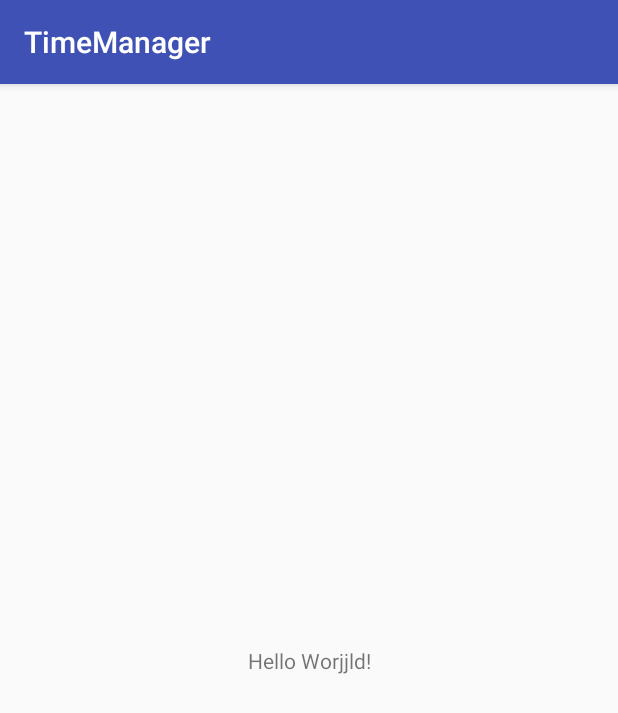
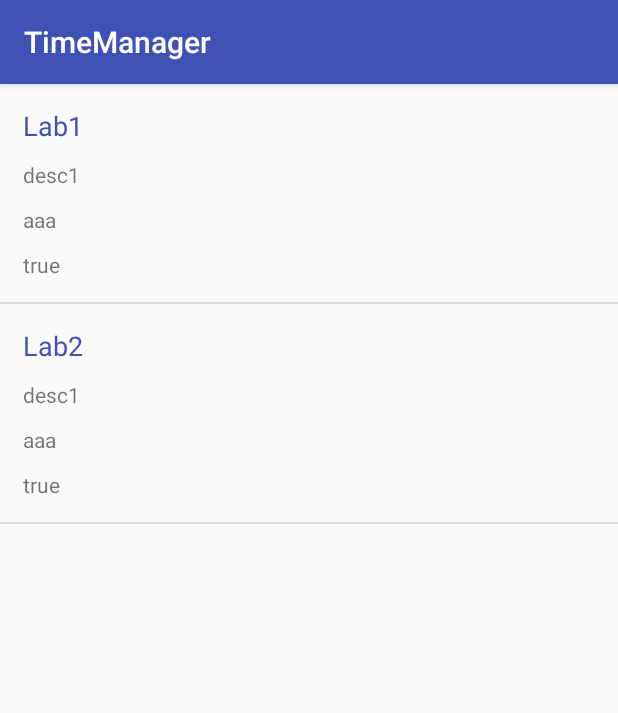
Before and after one commit to nbondarenko/AndroidTimeManager, an Android app: the screen it shows after launch (MainActivity), on a phone screen of 412 x 824 dp. Shown: the top 713 px of the screen. Run offline under Robolectric (Android 15) with nearby library versions, the phone set to English and light mode, and no system bars; libraries missing offline, so code that uses them is left out: org.jetbrains.anko.

```diff
--- a/app/build.gradle
+++ b/app/build.gradle
@@ -30,4 +30,5 @@ dependencies {
     testImplementation 'junit:junit:4.12'
     androidTestImplementation 'com.android.support.test:runner:1.0.2'
     androidTestImplementation 'com.android.support.test.espresso:espresso-core:3.0.2'
+    compile 'org.jetbrains.anko:anko-common:0.9'
 }
--- a/app/src/main/AndroidManifest.xml
+++ b/app/src/main/AndroidManifest.xml
@@ -1,6 +1,7 @@
 <?xml version="1.0" encoding="utf-8"?>
 <manifest xmlns:android="http://schemas.android.com/apk/res/android"
     package="com.example.natalie.timemanager">
+    <uses-permission android:name="android.permission.INTERNET"/>
 
     <application
         android:allowBackup="true"
--- a/app/src/main/java/com/example/natalie/timemanager/MainActivity.kt
+++ b/app/src/main/java/com/example/natalie/timemanager/MainActivity.kt
@@ -2,11 +2,41 @@ package com.example.natalie.timemanager
 
 import android.support.v7.app.AppCompatActivity
 import android.os.Bundle
+import android.util.Log
+import android.widget.AdapterView
+import android.widget.Toast
+import kotlinx.android.synthetic.main.activity_main.*
+import org.jetbrains.anko.custom.async
+import org.jetbrains.anko.doAsync
+import org.jetbrains.anko.uiThread
+import java.net.URL
 
 class MainActivity : AppCompatActivity() {
+
+    private var listTickets = ArrayList<Ticket>()
 
     override fun onCreate(savedInstanceState: Bundle?) {
         super.onCreate(savedInstanceState)
         setContentView(R.layout.activity_main)
+
+//        doAsync {
+//            val result = URL("https://api.trello.com/1/boards/LFFSZcYL/?cards=all&key=2305ecf8603d372cc910909bdfc69f53&token=8d66af343986ceaf9d0cba5e291d271fd906934c5d61d245c34c5d9a7ab7a25c").readText()
+//            uiThread {
+//                Log.d("Request", result)
+//            }
+//        }
+        listTickets.add(Ticket("1", "Lab1", "CV", "aaa", "", "desc1", true))
+        listTickets.add(Ticket("2", "Lab2", "CV", "aaa", "", "desc1", true))
+
+        var ticketsAdapter = TicketsAdapter(this, listTickets)
+        lvTickets.adapter = ticketsAdapter
+        lvTickets.onItemClickListener = AdapterView.OnItemClickListener { adapterView, view, position, id ->
+            Toast.makeText(this, "Click on " + listTickets[position].title, Toast.LENGTH_SHORT).show()
+        }
     }
+
+//    protected fun onStop() {
+//        super.onStop()
+//        requestQueue?.cancelAll(TAG)
+//    }
 }
--- /dev/null
+++ b/app/src/main/java/com/example/natalie/timemanager/Ticket.kt
@@ -0,0 +1,3 @@
+package com.example.natalie.timemanager
+
+class Ticket(val id: String, val title: String, val labels: String, val due: String, val url: String, val desc: String, val closed: Boolean)
--- /dev/null
+++ b/app/src/main/java/com/example/natalie/timemanager/TicketsAdapter.kt
@@ -0,0 +1,60 @@
+package com.example.natalie.timemanager
+
+import android.content.Context
+import android.support.annotation.LayoutRes
+import android.view.LayoutInflater
+import android.view.View
+import android.view.ViewGroup
+import android.widget.BaseAdapter
+import android.widget.TextView
+
+/**
+ * Created by natalie on 5/13/18.
+ */
+
+fun ViewGroup.inflate(@LayoutRes layoutRes: Int, attachToRoot: Boolean = false): View {
+    return LayoutInflater.from(context).inflate(layoutRes, this, attachToRoot)
+}
+
+class TicketsAdapter(val context: Context, val ticketsList: ArrayList<Ticket>) : BaseAdapter() {
+
+    override fun getView(position: Int, convertView: View?, parent: ViewGroup?): View? {
+        val view: View?
+        val vh: ViewHolder
+
+        if (convertView == null) {
+            view = parent?.inflate(R.layout.ticket)
+            vh = ViewHolder(view)
+            view?.tag = vh
+        } else {
+            view = convertView
+            vh = view.tag as ViewHolder
+        }
+
+        vh.due.text = ticketsList[position].due
+        vh.title.text = ticketsList[position].title
+        vh.desc.text = ticketsList[position].desc.toString()
+        vh.closed.text = ticketsList[position].closed.toString()
+
+        return view
+    }
+
+    override fun getItem(position: Int): Any {
+        return ticketsList[position]
+    }
+
+    override fun getItemId(position: Int): Long {
+        return position.toLong()
+    }
+
+    override fun getCount(): Int {
+        return ticketsList.size
+    }
+
+    private class ViewHolder(view: View?) {
+        val due: TextView = view?.findViewById<TextView>(R.id.dueText) as TextView
+        val title: TextView = view?.findViewById<TextView>(R.id.titleText) as TextView
+        val desc: TextView = view?.findViewById<TextView>(R.id.descText) as TextView
+        val closed: TextView = view?.findViewById<TextView>(R.id.closedText) as TextView
+    }
+}
--- a/app/src/main/res/layout/activity_main.xml
+++ b/app/src/main/res/layout/activity_main.xml
@@ -6,13 +6,9 @@
     android:layout_height="match_parent"
     tools:context="com.example.natalie.timemanager.MainActivity">
 
-    <TextView
-        android:layout_width="wrap_content"
-        android:layout_height="wrap_content"
-        android:text="Hello Worjjld!"
-        app:layout_constraintBottom_toBottomOf="parent"
-        app:layout_constraintLeft_toLeftOf="parent"
-        app:layout_constraintRight_toRightOf="parent"
-        app:layout_constraintTop_toTopOf="parent" />
+    <ListView
+        android:id="@+id/lvTickets"
+        android:layout_width="match_parent"
+        android:layout_height="match_parent" />
 
 </android.support.constraint.ConstraintLayout>
--- /dev/null
+++ b/app/src/main/res/layout/ticket.xml
@@ -0,0 +1,47 @@
+<?xml version="1.0" encoding="utf-8"?>
+<LinearLayout xmlns:android="http://schemas.android.com/apk/res/android"
+    xmlns:app="http://schemas.android.com/apk/res-auto"
+    android:layout_width="match_parent"
+    android:layout_height="match_parent"
+    android:orientation="horizontal"
+    android:padding="10dp"
+    android:weightSum="10">
+
+    <LinearLayout
+        android:layout_width="wrap_content"
+        android:layout_height="wrap_content"
+        android:layout_weight="9"
+        android:orientation="vertical">
+
+        <TextView
+            android:id="@+id/titleText"
+            android:layout_width="match_parent"
+            android:layout_height="wrap_content"
+            android:padding="5dp"
+            android:text="Title"
+            android:textColor="@color/colorPrimary"
+            android:textSize="18sp" />
+
+        <TextView
+            android:id="@+id/descText"
+            android:layout_width="match_parent"
+            android:layout_height="wrap_content"
+            android:padding="5dp"
+            android:text="Text for Description" />
+
+        <TextView
+            android:id="@+id/dueText"
+            android:layout_width="match_parent"
+            android:layout_height="wrap_content"
+            android:padding="5dp"
+            android:text="Text for due date" />
+
+        <TextView
+            android:id="@+id/closedText"
+            android:layout_width="match_parent"
+            android:layout_height="wrap_content"
+            android:padding="5dp"
+            android:text="Text for closed" />
+    </LinearLayout>
+
+</LinearLayout>
```
